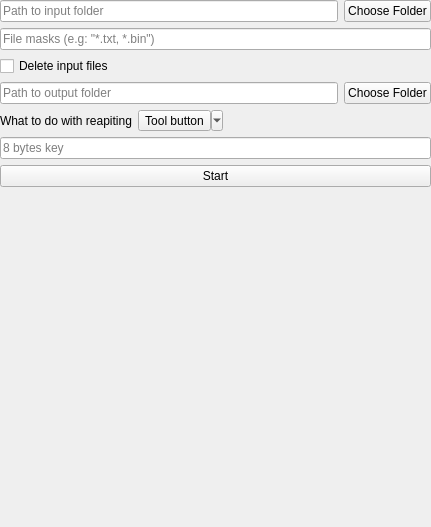
Above: mainwindow.ui from Krikozyabra/ColibriTest before the change. Below: the same form after it.
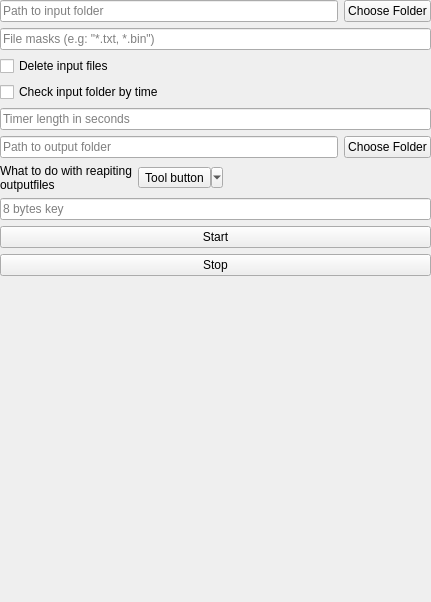
That is the form after the change.

```diff
--- a/mainwindow.ui
+++ b/mainwindow.ui
@@ -7,7 +7,7 @@
     <x>0</x>
     <y>0</y>
     <width>431</width>
-    <height>527</height>
+    <height>602</height>
    </rect>
   </property>
   <property name="sizePolicy">
@@ -26,7 +26,7 @@
       <x>0</x>
       <y>0</y>
       <width>431</width>
-      <height>521</height>
+      <height>601</height>
      </rect>
     </property>
     <layout class="QVBoxLayout" name="verticalLayout_2">
@@ -62,6 +62,23 @@
        </property>
       </widget>
      </item>
+     <item>
+      <widget class="QCheckBox" name="timerCheck">
+       <property name="text">
+        <string>Check input folder by time</string>
+       </property>
+      </widget>
+     </item>
+     <item>
+      <widget class="QLineEdit" name="timerLengthLine">
+       <property name="enabled">
+        <bool>true</bool>
+       </property>
+       <property name="placeholderText">
+        <string>Timer length in seconds</string>
+       </property>
+      </widget>
+     </item>
      <item>
       <layout class="QHBoxLayout" name="outputFolderForm">
        <item>
@@ -85,7 +102,10 @@
        <item>
         <widget class="QLabel" name="label">
          <property name="text">
-          <string>What to do with reapiting</string>
+          <string>What to do with reapiting outputfiles</string>
+         </property>
+         <property name="wordWrap">
+          <bool>true</bool>
          </property>
         </widget>
        </item>
@@ -146,6 +166,13 @@
        </property>
       </widget>
      </item>
+     <item>
+      <widget class="QPushButton" name="stopButton">
+       <property name="text">
+        <string>Stop</string>
+       </property>
+      </widget>
+     </item>
      <item>
       <widget class="QLabel" name="infoLabel">
        <property name="text">
```
